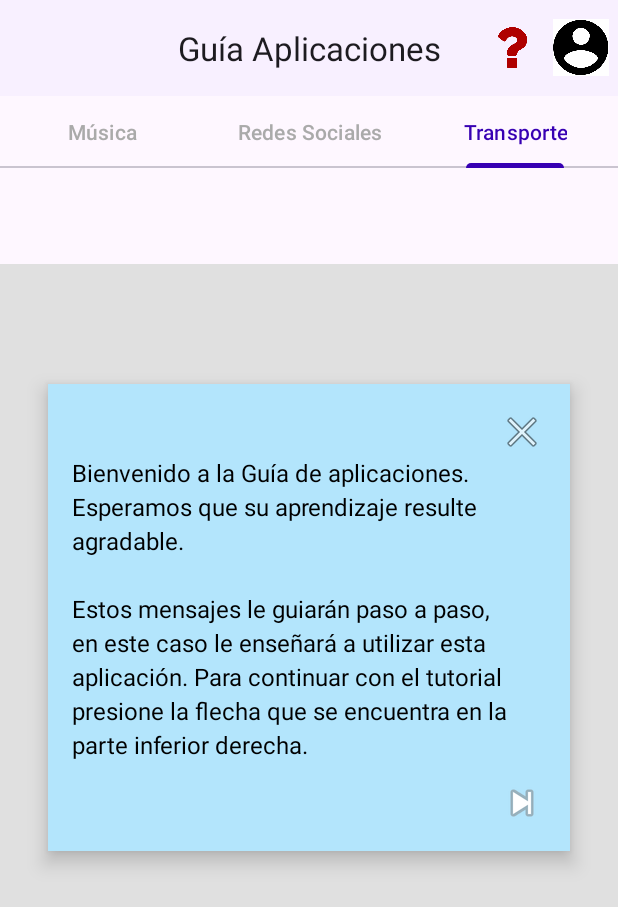
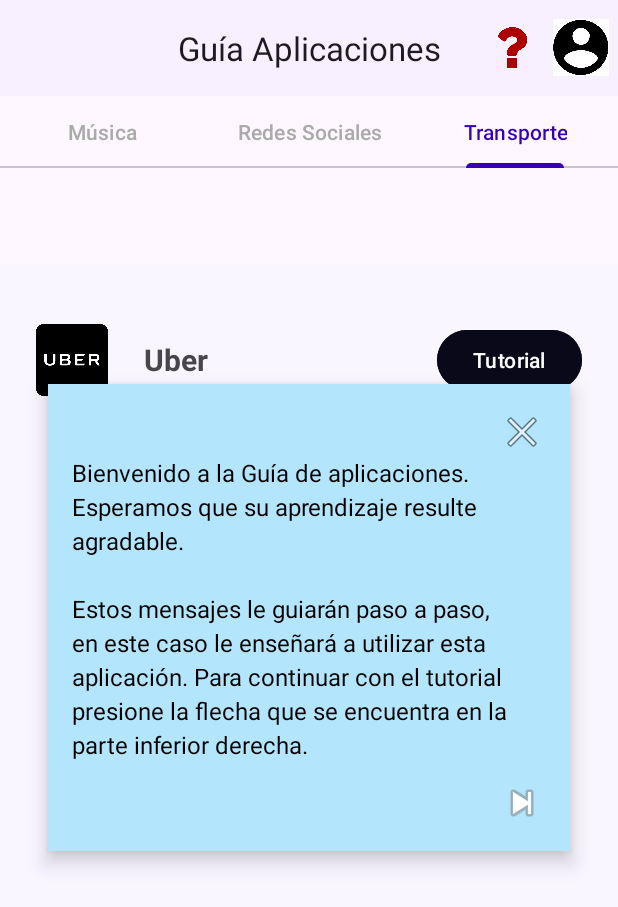
Before and after one commit to Pamlez-Tec/Guias-Interactivas-Movil, an Android app: the MainActivity screen opened directly, with no data from a screen before it, tab 3 chosen, on a phone screen of 412 x 824 dp. Shown: the top 907 px of the screen. Run offline under Robolectric (Android 15) with nearby library versions, the phone set to English and light mode, and no system bars.

Commit message:
Seccion Uber inicial
Intento avanzar

```diff
--- a/GuiaPrueba/app/src/main/java/com/example/guiaprueba/MainActivity.kt
+++ b/GuiaPrueba/app/src/main/java/com/example/guiaprueba/MainActivity.kt
@@ -15,7 +15,7 @@
     import android.widget.Toast
     import android.widget.TextView
     import com.example.guiaprueba.spotify.MusicFragment
-
+    import com.example.guiaprueba.uber.TransportFragment
 
 
     class MainActivity : AppCompatActivity() {
@@ -124,7 +124,7 @@
             return when (position) {
                 0 -> MusicFragment()
                 1 -> SocialFragment()
-                2 -> BlankFragment()
+                2 -> TransportFragment()
                 else -> BlankFragment()
             }
         }
--- a/GuiaPrueba/app/src/main/java/com/example/guiaprueba/uber/UberTutorialMenuActivity.kt
+++ b/GuiaPrueba/app/src/main/java/com/example/guiaprueba/uber/UberTutorialMenuActivity.kt
@@ -1,4 +1,4 @@
-package com.example.guiaprueba.spotify
+package com.example.guiaprueba.uber
 
 import android.content.Intent
 import android.os.Bundle
@@ -12,7 +12,7 @@
         setContentView(R.layout.activity_spotify_tutorial_menu)
 
         findViewById<Button>(R.id.btnTutorialRegistro).setOnClickListener {
-            startActivity(Intent(this, SpotifyTutorialActivity::class.java))
+            startActivity(Intent(this, UberTutorialActivity::class.java))
         }
 
         findViewById<Button>(R.id.btnTutorialBiblioteca).setOnClickListener {
--- /dev/null
+++ b/GuiaPrueba/app/src/main/res/layout/fragment_transport.xml
@@ -0,0 +1,43 @@
+<?xml version="1.0" encoding="utf-8"?>
+<LinearLayout xmlns:android="http://schemas.android.com/apk/res/android"
+    android:layout_width="match_parent"
+    android:layout_height="match_parent"
+    android:orientation="vertical"
+    android:paddingTop="32dp"
+    android:paddingStart="16dp"
+    android:paddingEnd="16dp"
+    android:background="#F9F6FF">
+
+    <!-- Fila: Spotify -->
+    <LinearLayout
+        android:layout_width="match_parent"
+        android:layout_height="wrap_content"
+        android:orientation="horizontal"
+        android:gravity="center_vertical"
+        android:padding="8dp">
+
+        <ImageView
+            android:layout_width="48dp"
+            android:layout_height="48dp"
+            android:src="@drawable/ic_uber_logo"
+            android:contentDescription="Uber" />
+
+        <TextView
+            android:layout_width="0dp"
+            android:layout_weight="1"
+            android:layout_height="wrap_content"
+            android:text="Uber"
+            android:textSize="20sp"
+            android:textStyle="bold"
+            android:paddingStart="24dp" />
+
+        <Button
+            android:id="@+id/btnUberTutorial"
+            android:layout_width="wrap_content"
+            android:layout_height="wrap_content"
+            android:text="Tutorial"
+            android:backgroundTint="#09091A"
+            android:textColor="#FFFFFF" />
+    </LinearLayout>
+
+</LinearLayout>
```
Also changed, not shown: GuiaPrueba/app/src/main/java/com/example/guiaprueba/uber/TransportFragment.kt (+4 -4 lines), GuiaPrueba/app/src/main/java/com/example/guiaprueba/uber/UberTutorialActivity.kt (added, +126 -0 lines), GuiaPrueba/app/src/main/res/drawable/ic_uber_logo.png (added).
